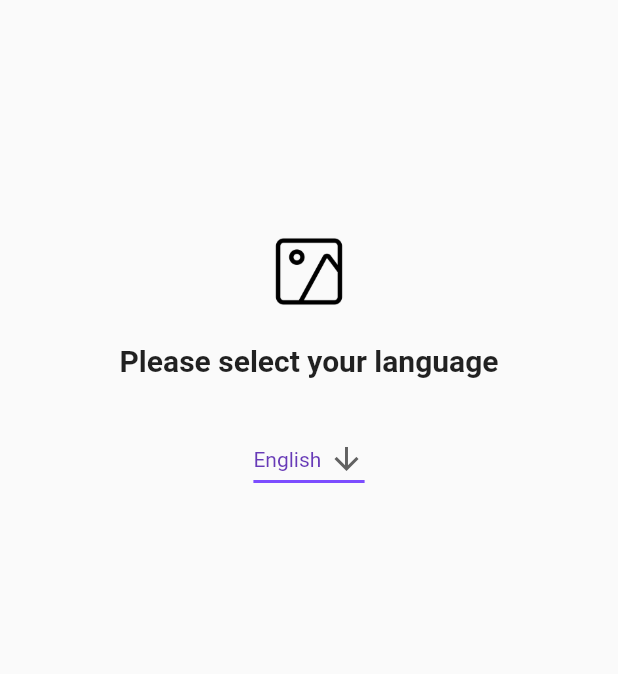
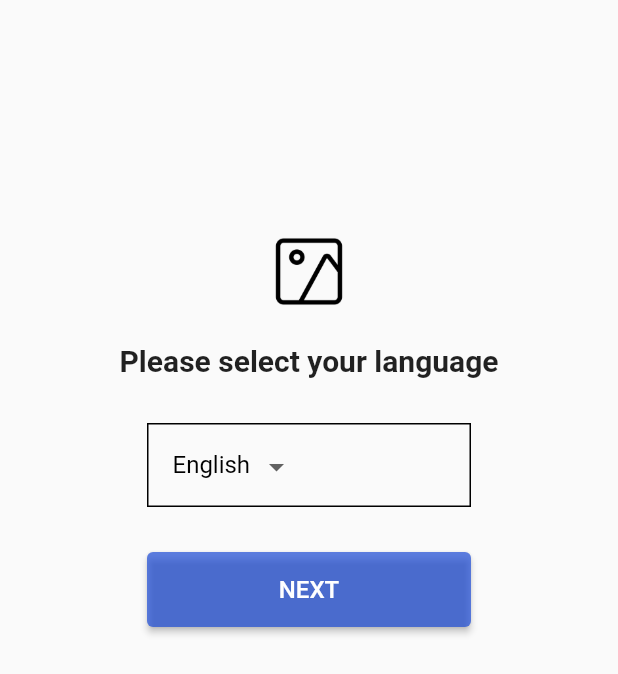
Before and after one commit to KarthikPrabhu23/flutter_1, a Flutter app: the screen it shows after launch, on a phone screen of 412 x 824 dp. Shown: the top 674 px of the screen. Run offline on Flutter 3.47's test engine with Material 2 defaults, Android fonts, the phone set to English and light mode, and no system bars; Roboto replaces fonts that are missing (Montserrat).

Commit message:
Added next button

```diff
--- a/lib/screens/WelcomeScreen.dart
+++ b/lib/screens/WelcomeScreen.dart
@@ -1,4 +1,5 @@
 import 'package:flutter/material.dart';
+import 'package:flutter_1/widgets/custom_button.dart';
 
 class WelcomeScreen extends StatefulWidget {
   const WelcomeScreen({super.key});
@@ -16,7 +17,10 @@ class _WelcomeScreenState extends State<WelcomeScreen> {
               child: Padding(
         padding: const EdgeInsets.symmetric(vertical: 25, horizontal: 35),
         child: Column(children: [
-          const SizedBox(height: 128.0, width: 75.0,),
+          const SizedBox(
+            height: 128.0,
+            width: 75.0,
+          ),
           Image.asset(
             "assets/gallery.png",
             height: 56,
@@ -24,7 +28,8 @@ class _WelcomeScreenState extends State<WelcomeScreen> {
             // top: 128.0,
           ),
           const SizedBox(height: 20),
-          const Text("Please select your language",
+          const Text(
+            "Please select your language",
             textAlign: TextAlign.center,
             style: TextStyle(
               fontFamily: 'Roboto',
@@ -34,13 +39,30 @@ class _WelcomeScreenState extends State<WelcomeScreen> {
             ),
           ),
           const SizedBox(height: 30.0),
-          const DropdownButtonExample(),
+          Container(
+            height: 56,
+            width: 216,
+            padding: const EdgeInsets.all(16.0),
+            decoration: BoxDecoration(
+              border: Border.all(width: 1, color: Color.fromARGB(255, 0, 0, 0)),
+            ),
+            child: DropdownButtonExample(),
+          ),
+          const SizedBox(height: 30),
+          SizedBox(
+            width: 216,
+            height: 50,
+            child: CustomButton (
+              onPressed: () {},
+              text: "NEXT",
+
+            ),
+          )
         ]),
       ))),
     );
   }
 }
-
 
 const List<String> list = <String>['English', 'Hindi', 'Konkani'];
 
@@ -58,12 +80,21 @@ class _DropdownButtonExampleState extends State<DropdownButtonExample> {
   Widget build(BuildContext context) {
     return DropdownButton<String>(
       value: dropdownValue,
-      icon: const Icon(Icons.arrow_downward),
+      icon: const Icon(Icons.arrow_drop_down),
       elevation: 16,
-      style: const TextStyle(color: Colors.deepPurple),
+      style: const TextStyle(
+        color: Color.fromARGB(255, 0, 0, 0),
+        fontFamily: 'Montserrat',
+        fontStyle: FontStyle.normal,
+        fontWeight: FontWeight.w400,
+        fontSize: 16.0,
+      ),
       underline: Container(
-        height: 2,
+        margin: const EdgeInsets.all(15.0),
+        padding: const EdgeInsets.all(3.0),
+        decoration: BoxDecoration(
             color: Colors.deepPurpleAccent,
+            border: Border.all(color: const Color.fromARGB(255, 0, 0, 0))),
       ),
       onChanged: (String? value) {
         // This is called when the user selects an item.
--- /dev/null
+++ b/lib/widgets/custom_button.dart
@@ -0,0 +1,21 @@
+import 'package:flutter/material.dart';
+
+class CustomButton extends StatelessWidget {
+  final String text;
+  final VoidCallback onPressed;
+  const CustomButton({super.key, required this.text, required this.onPressed});
+
+  @override
+  Widget build(BuildContext context) {
+    return ElevatedButton(
+      onPressed: onPressed,
+      style: ButtonStyle(
+        foregroundColor: MaterialStateProperty.all<Color>(const Color(0xFFFFFFFF)),
+        backgroundColor: MaterialStateProperty.all<Color>(const Color.fromRGBO(29, 76, 215, 0.706)),
+
+      ),
+
+      child: Text(text, style: const TextStyle(fontSize: 16)),
+    );
+  }
+}
```
Lines whose indentation alone changed are shown as unchanged.
